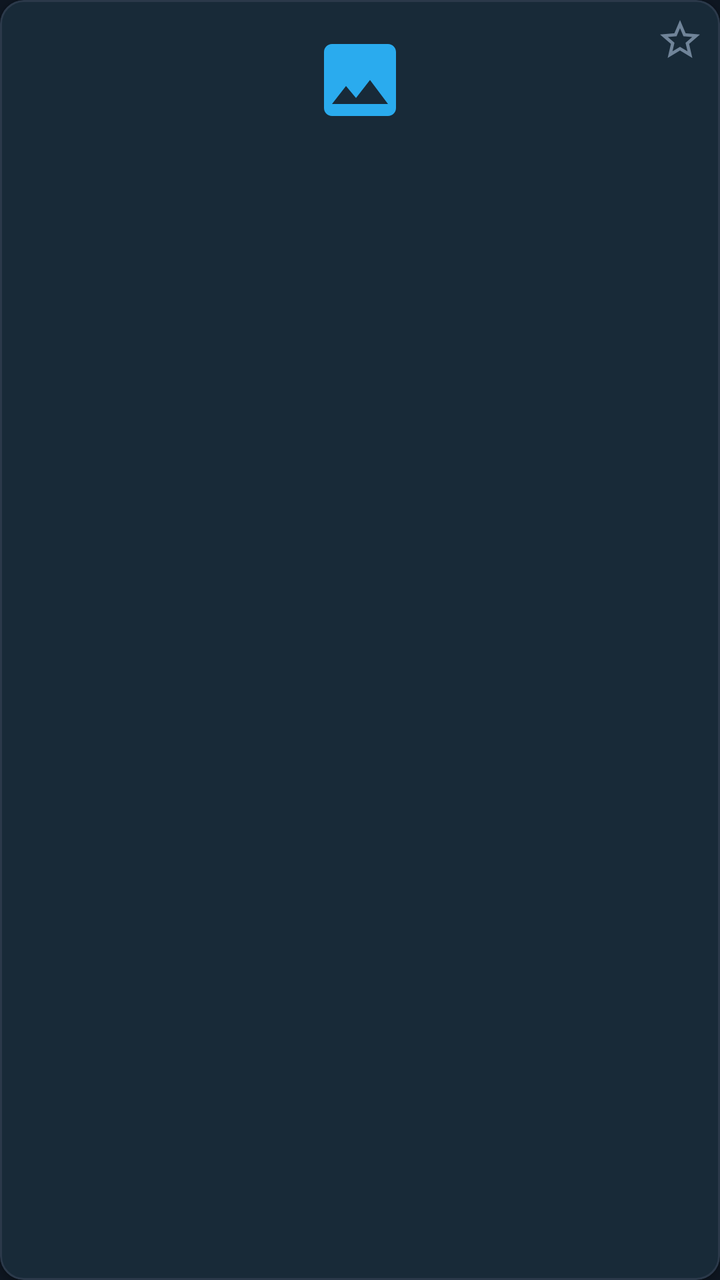
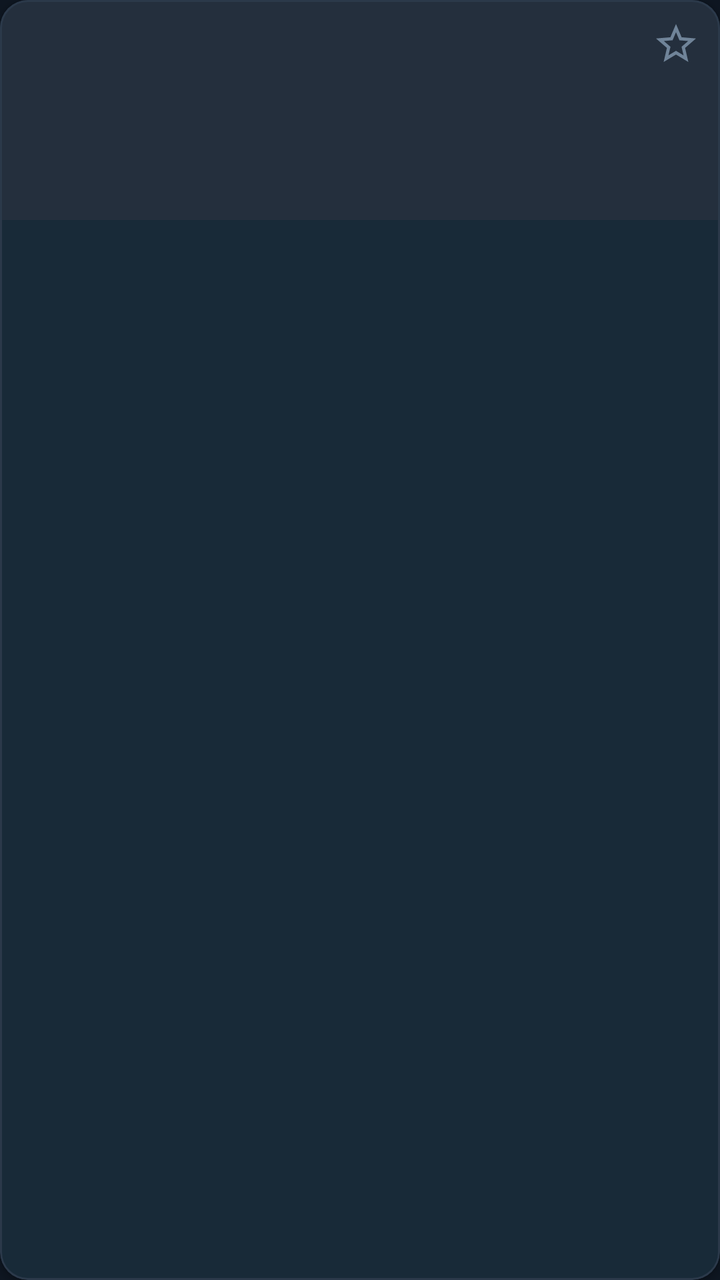

The first picture is an Android layout as it rendered before a commit; the second is the same layout after the commit. The layout source and the unified diff follow.
<!-- AndroidManifest.xml: application theme Theme.VaultX -->
<!-- res/layout/item_file_grid.xml -->
<?xml version="1.0" encoding="utf-8"?>
<com.google.android.material.card.MaterialCardView
    xmlns:android="http://schemas.android.com/apk/res/android"
    xmlns:app="http://schemas.android.com/apk/res-auto"
    android:id="@+id/cardFile"
    android:layout_width="match_parent"
    android:layout_height="wrap_content"
    android:layout_margin="4dp"
    app:cardCornerRadius="12dp"
    app:cardElevation="2dp"
    app:cardBackgroundColor="@color/vaultx_surface"
    app:strokeWidth="1dp"
    app:strokeColor="@color/vaultx_card_stroke">

    <RelativeLayout
        android:layout_width="match_parent"
        android:layout_height="wrap_content"
        android:padding="8dp">

        <ImageView
            android:id="@+id/ivIcon"
            android:layout_width="48dp"
            android:layout_height="48dp"
            android:layout_centerHorizontal="true"
            android:layout_marginTop="8dp"
            android:src="@drawable/ic_photo"
            android:contentDescription="@null" />

        <ImageView
            android:id="@+id/ivFavorite"
            android:layout_width="24dp"
            android:layout_height="24dp"
            android:layout_alignParentEnd="true"
            android:layout_alignParentTop="true"
            android:src="@drawable/ic_star_outline"
            android:contentDescription="@string/action_favorite" />

        <TextView
            android:id="@+id/tvFileName"
            android:layout_width="match_parent"
            android:layout_height="wrap_content"
            android:layout_below="@id/ivIcon"
            android:layout_marginTop="8dp"
            android:maxLines="2"
            android:ellipsize="end"
            android:gravity="center"
            android:textColor="@color/vaultx_text_primary"
            android:textSize="12sp"
            android:textStyle="bold" />

        <TextView
            android:id="@+id/tvFileSize"
            android:layout_width="match_parent"
            android:layout_height="wrap_content"
            android:layout_below="@id/tvFileName"
            android:layout_marginTop="2dp"
            android:gravity="center"
            android:textColor="@color/vaultx_text_secondary"
            android:textSize="11sp" />

    </RelativeLayout>
</com.google.android.material.card.MaterialCardView>
<!-- resources referenced by this layout -->
<resources>
  <color name="vaultx_card_stroke">#2B394A</color>
  <color name="vaultx_surface">#17212B</color>
  <color name="vaultx_text_primary">#FFFFFF</color>
  <color name="vaultx_text_secondary">#708499</color>
  <!-- drawable ic_photo (drawable) -->
  <vector xmlns:android="http://schemas.android.com/apk/res/android"
      android:width="24dp"
      android:height="24dp"
      android:viewportWidth="24"
      android:viewportHeight="24">
      <path
          android:fillColor="@color/vaultx_primary"
          android:pathData="M21,19V5c0,-1.1 -0.9,-2 -2,-2H5c-1.1,0 -2,0.9 -2,2v14c0,1.1 0.9,2 2,2h14c1.1,0 2,-0.9 2,-2zM8.5,13.5l2.5,3.01L14.5,12l4.5,6H5l3.5,-4.5z" />
  </vector>
  <!-- drawable ic_star_outline (drawable) -->
  <vector xmlns:android="http://schemas.android.com/apk/res/android"
      android:width="24dp"
      android:height="24dp"
      android:viewportWidth="24"
      android:viewportHeight="24">
      <path
          android:fillColor="@color/vaultx_text_secondary"
          android:pathData="M22,9.24l-7.19,-0.62L12,2 9.19,8.63 2,9.24l5.46,4.73L5.82,21 12,17.27 18.18,21l-1.63,-7.03L22,9.24zM12,15.4l-3.76,2.27 1,-4.28 -3.32,-2.88 4.38,-0.38L12,6.1l1.71,4.04 4.38,0.38 -3.32,2.88 1,4.28M12,15.4z" />
  </vector>
  <string name="action_favorite">Favorite</string>
  <style name="Theme.VaultX" parent="Theme.Material3.Dark.NoActionBar">
          <item name="colorPrimary">@color/vaultx_primary</item>
          <item name="colorOnPrimary">@color/vaultx_on_primary</item>
          <item name="colorPrimaryContainer">@color/vaultx_primary_container</item>
          <item name="colorSecondary">@color/vaultx_primary</item>
          <item name="android:statusBarColor">@color/vaultx_bg</item>
          <item name="android:navigationBarColor">@color/vaultx_surface</item>
          <item name="android:windowBackground">@color/vaultx_bg</item>
          <item name="colorSurface">@color/vaultx_surface</item>
          <item name="colorSurfaceVariant">@color/vaultx_surface_variant</item>
      </style>
  <color name="vaultx_primary">#2AABEE</color>
  <color name="vaultx_on_primary">#FFFFFF</color>
  <color name="vaultx_primary_container">#1A4560</color>
  <color name="vaultx_bg">#0E1621</color>
  <color name="vaultx_surface_variant">#242F3D</color>
</resources>

<!-- the commit's change to res/layout/item_file_grid.xml (unified diff, before → after) -->
@@ -6,57 +6,80 @@
     android:layout_width="match_parent"
     android:layout_height="wrap_content"
     android:layout_margin="4dp"
-    app:cardCornerRadius="12dp"
+    app:cardCornerRadius="14dp"
     app:cardElevation="2dp"
     app:cardBackgroundColor="@color/vaultx_surface"
     app:strokeWidth="1dp"
     app:strokeColor="@color/vaultx_card_stroke">
 
-    <RelativeLayout
+    <LinearLayout
         android:layout_width="match_parent"
         android:layout_height="wrap_content"
-        android:padding="8dp">
+        android:orientation="vertical">
 
-        <ImageView
-            android:id="@+id/ivIcon"
-            android:layout_width="48dp"
-            android:layout_height="48dp"
-            android:layout_centerHorizontal="true"
-            android:layout_marginTop="8dp"
-            android:src="@drawable/ic_photo"
-            android:contentDescription="@null" />
+        
+        <FrameLayout
+            android:layout_width="match_parent"
+            android:layout_height="110dp"
+            android:background="@color/vaultx_surface_variant">
 
-        <ImageView
-            android:id="@+id/ivFavorite"
-            android:layout_width="24dp"
-            android:layout_height="24dp"
-            android:layout_alignParentEnd="true"
-            android:layout_alignParentTop="true"
-            android:src="@drawable/ic_star_outline"
-            android:contentDescription="@string/action_favorite" />
+            <ImageView
+                android:id="@+id/ivIcon"
+                android:layout_width="match_parent"
+                android:layout_height="match_parent"
+                android:scaleType="centerCrop"
+                android:contentDescription="@null" />
 
-        <TextView
-            android:id="@+id/tvFileName"
+            
+            <ImageView
+                android:id="@+id/ivPlayBadge"
+                android:layout_width="36dp"
+                android:layout_height="36dp"
+                android:layout_gravity="center"
+                android:padding="6dp"
+                android:src="@drawable/ic_play"
+                app:tint="@color/white"
+                android:visibility="gone"
+                android:contentDescription="@null" />
+
+            
+            <ImageView
+                android:id="@+id/ivFavorite"
+                android:layout_width="32dp"
+                android:layout_height="32dp"
+                android:layout_gravity="top|end"
+                android:layout_margin="6dp"
+                android:padding="4dp"
+                android:src="@drawable/ic_star_outline"
+                android:contentDescription="@string/action_favorite" />
+        </FrameLayout>
+
+        
+        <LinearLayout
             android:layout_width="match_parent"
             android:layout_height="wrap_content"
-            android:layout_below="@id/ivIcon"
-            android:layout_marginTop="8dp"
-            android:maxLines="2"
-            android:ellipsize="end"
-            android:gravity="center"
-            android:textColor="@color/vaultx_text_primary"
-            android:textSize="12sp"
-            android:textStyle="bold" />
+            android:orientation="vertical"
+            android:paddingHorizontal="8dp"
+            android:paddingVertical="8dp">
 
-        <TextView
-            android:id="@+id/tvFileSize"
-            android:layout_width="match_parent"
-            android:layout_height="wrap_content"
-            android:layout_below="@id/tvFileName"
-            android:layout_marginTop="2dp"
-            android:gravity="center"
-            android:textColor="@color/vaultx_text_secondary"
-            android:textSize="11sp" />
+            <TextView
+                android:id="@+id/tvFileName"
+                android:layout_width="match_parent"
+                android:layout_height="wrap_content"
+                android:maxLines="1"
+                android:ellipsize="middle"
+                android:textColor="@color/vaultx_text_primary"
+                android:textSize="12sp"
+                android:textStyle="bold" />
 
-    </RelativeLayout>
+            <TextView
+                android:id="@+id/tvFileSize"
+                android:layout_width="match_parent"
+                android:layout_height="wrap_content"
+                android:layout_marginTop="2dp"
+                android:textColor="@color/vaultx_text_secondary"
+                android:textSize="11sp" />
+        </LinearLayout>
+
+    </LinearLayout>
 </com.google.android.material.card.MaterialCardView>
<!-- resource entries referenced after the edit -->
@@ -4,15 +4,16 @@
   <color name="vaultx_surface">#17212B</color>
   <color name="vaultx_text_primary">#FFFFFF</color>
   <color name="vaultx_text_secondary">#708499</color>
-  <!-- drawable ic_photo (drawable) -->
+  <color name="white">#FFFFFFFF</color>
+  <!-- drawable ic_play (drawable) -->
   <vector xmlns:android="http://schemas.android.com/apk/res/android"
       android:width="24dp"
       android:height="24dp"
       android:viewportWidth="24"
       android:viewportHeight="24">
       <path
-          android:fillColor="@color/vaultx_primary"
-          android:pathData="M21,19V5c0,-1.1 -0.9,-2 -2,-2H5c-1.1,0 -2,0.9 -2,2v14c0,1.1 0.9,2 2,2h14c1.1,0 2,-0.9 2,-2zM8.5,13.5l2.5,3.01L14.5,12l4.5,6H5l3.5,-4.5z" />
+          android:fillColor="@color/white"
+          android:pathData="M8,5v14l11,-7z" />
   </vector>
   <!-- drawable ic_star_outline (drawable) -->
   <vector xmlns:android="http://schemas.android.com/apk/res/android"
